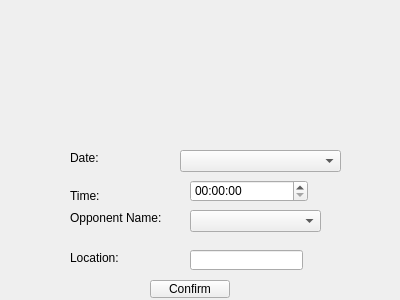
First picture: the form in editmatchfixture.ui, repository TNT57/FootballClubManagementSystem, before the edit.
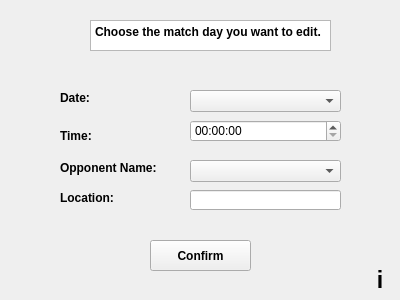
Second picture: the form after the edit.

Patch:
```diff
--- a/editmatchfixture.ui
+++ b/editmatchfixture.ui
@@ -16,9 +16,9 @@
   <widget class="QComboBox" name="matchDayComboBox">
    <property name="geometry">
     <rect>
-     <x>180</x>
-     <y>150</y>
-     <width>161</width>
+     <x>190</x>
+     <y>90</y>
+     <width>151</width>
      <height>22</height>
     </rect>
    </property>
@@ -26,12 +26,17 @@
   <widget class="QLabel" name="dateLabel">
    <property name="geometry">
     <rect>
-     <x>70</x>
-     <y>150</y>
+     <x>60</x>
+     <y>90</y>
      <width>91</width>
      <height>16</height>
     </rect>
    </property>
+   <property name="font">
+    <font>
+     <bold>true</bold>
+    </font>
+   </property>
    <property name="text">
     <string>Date:</string>
    </property>
@@ -39,12 +44,17 @@
   <widget class="QLabel" name="timeLabel">
    <property name="geometry">
     <rect>
-     <x>70</x>
-     <y>190</y>
+     <x>60</x>
+     <y>130</y>
      <width>37</width>
      <height>12</height>
     </rect>
    </property>
+   <property name="font">
+    <font>
+     <bold>true</bold>
+    </font>
+   </property>
    <property name="text">
     <string>Time:</string>
    </property>
@@ -53,8 +63,8 @@
    <property name="geometry">
     <rect>
      <x>190</x>
-     <y>180</y>
-     <width>118</width>
+     <y>120</y>
+     <width>151</width>
      <height>22</height>
     </rect>
    </property>
@@ -62,12 +72,17 @@
   <widget class="QLabel" name="opponentNameLabel">
    <property name="geometry">
     <rect>
-     <x>70</x>
-     <y>210</y>
-     <width>91</width>
+     <x>60</x>
+     <y>160</y>
+     <width>121</width>
      <height>16</height>
     </rect>
    </property>
+   <property name="font">
+    <font>
+     <bold>true</bold>
+    </font>
+   </property>
    <property name="text">
     <string>Opponent Name:</string>
    </property>
@@ -76,8 +91,8 @@
    <property name="geometry">
     <rect>
      <x>190</x>
-     <y>210</y>
-     <width>131</width>
+     <y>160</y>
+     <width>151</width>
      <height>22</height>
     </rect>
    </property>
@@ -85,12 +100,17 @@
   <widget class="QLabel" name="locationLabel">
    <property name="geometry">
     <rect>
-     <x>70</x>
-     <y>250</y>
+     <x>60</x>
+     <y>190</y>
      <width>71</width>
      <height>16</height>
     </rect>
    </property>
+   <property name="font">
+    <font>
+     <bold>true</bold>
+    </font>
+   </property>
    <property name="text">
     <string>Location:</string>
    </property>
@@ -99,8 +119,8 @@
    <property name="geometry">
     <rect>
      <x>190</x>
-     <y>250</y>
-     <width>113</width>
+     <y>190</y>
+     <width>151</width>
      <height>20</height>
     </rect>
    </property>
@@ -109,15 +129,68 @@
    <property name="geometry">
     <rect>
      <x>150</x>
-     <y>280</y>
-     <width>80</width>
-     <height>18</height>
+     <y>240</y>
+     <width>101</width>
+     <height>31</height>
     </rect>
    </property>
+   <property name="font">
+    <font>
+     <bold>true</bold>
+    </font>
+   </property>
+   <property name="toolTip">
+    <string>Click here once finished entering details.</string>
+   </property>
    <property name="text">
     <string>Confirm</string>
    </property>
   </widget>
+  <widget class="QLabel" name="infoLabel">
+   <property name="geometry">
+    <rect>
+     <x>370</x>
+     <y>270</y>
+     <width>20</width>
+     <height>20</height>
+    </rect>
+   </property>
+   <property name="font">
+    <font>
+     <pointsize>17</pointsize>
+     <bold>true</bold>
+    </font>
+   </property>
+   <property name="toolTip">
+    <string>In this widget, you can edit a match with the correct match details entered. </string>
+   </property>
+   <property name="text">
+    <string>i</string>
+   </property>
+   <property name="alignment">
+    <set>Qt::AlignCenter</set>
+   </property>
+  </widget>
+  <widget class="QTextEdit" name="textEdit">
+   <property name="geometry">
+    <rect>
+     <x>90</x>
+     <y>20</y>
+     <width>241</width>
+     <height>31</height>
+    </rect>
+   </property>
+   <property name="html">
+    <string>&lt;!DOCTYPE HTML PUBLIC &quot;-//W3C//DTD HTML 4.0//EN&quot; &quot;http://www.w3.org/TR/REC-html40/strict.dtd&quot;&gt;
+&lt;html&gt;&lt;head&gt;&lt;meta name=&quot;qrichtext&quot; content=&quot;1&quot; /&gt;&lt;meta charset=&quot;utf-8&quot; /&gt;&lt;style type=&quot;text/css&quot;&gt;
+p, li { white-space: pre-wrap; }
+hr { height: 1px; border-width: 0; }
+li.unchecked::marker { content: &quot;\2610&quot;; }
+li.checked::marker { content: &quot;\2612&quot;; }
+&lt;/style&gt;&lt;/head&gt;&lt;body style=&quot; font-family:'Segoe UI'; font-size:9pt; font-weight:400; font-style:normal;&quot;&gt;
+&lt;p style=&quot; margin-top:0px; margin-bottom:0px; margin-left:0px; margin-right:0px; -qt-block-indent:0; text-indent:0px;&quot;&gt;&lt;span style=&quot; font-weight:700;&quot;&gt;Choose the match day you want to edit.&lt;/span&gt;&lt;/p&gt;&lt;/body&gt;&lt;/html&gt;</string>
+   </property>
+  </widget>
  </widget>
  <resources/>
  <connections/>
```
